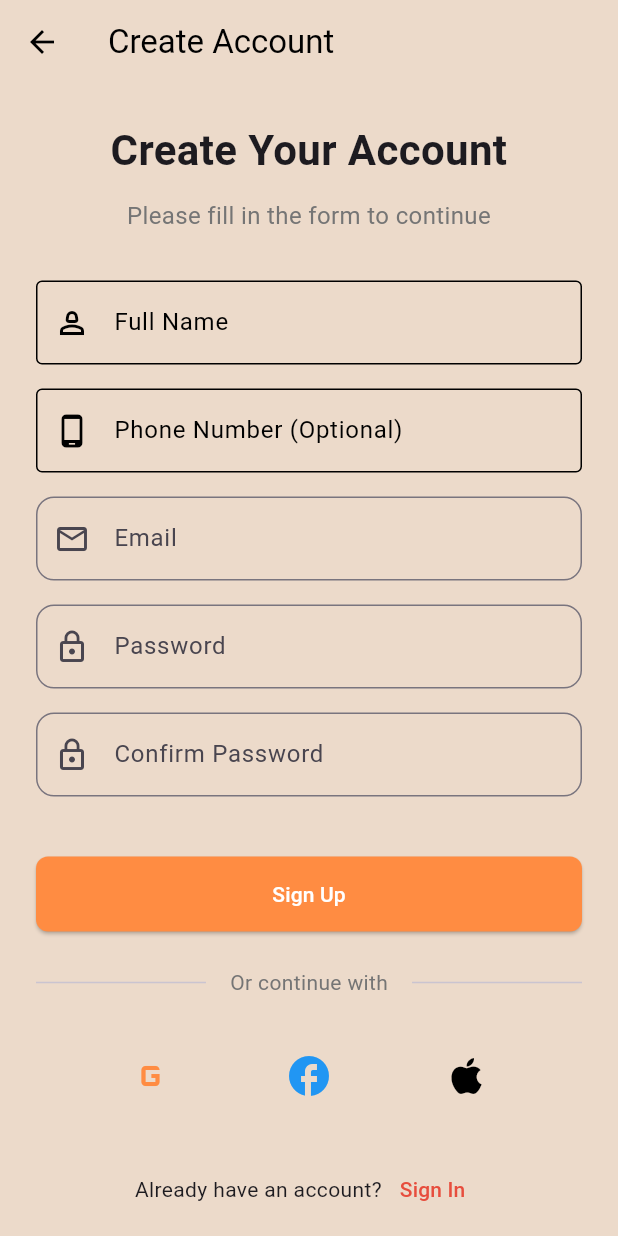
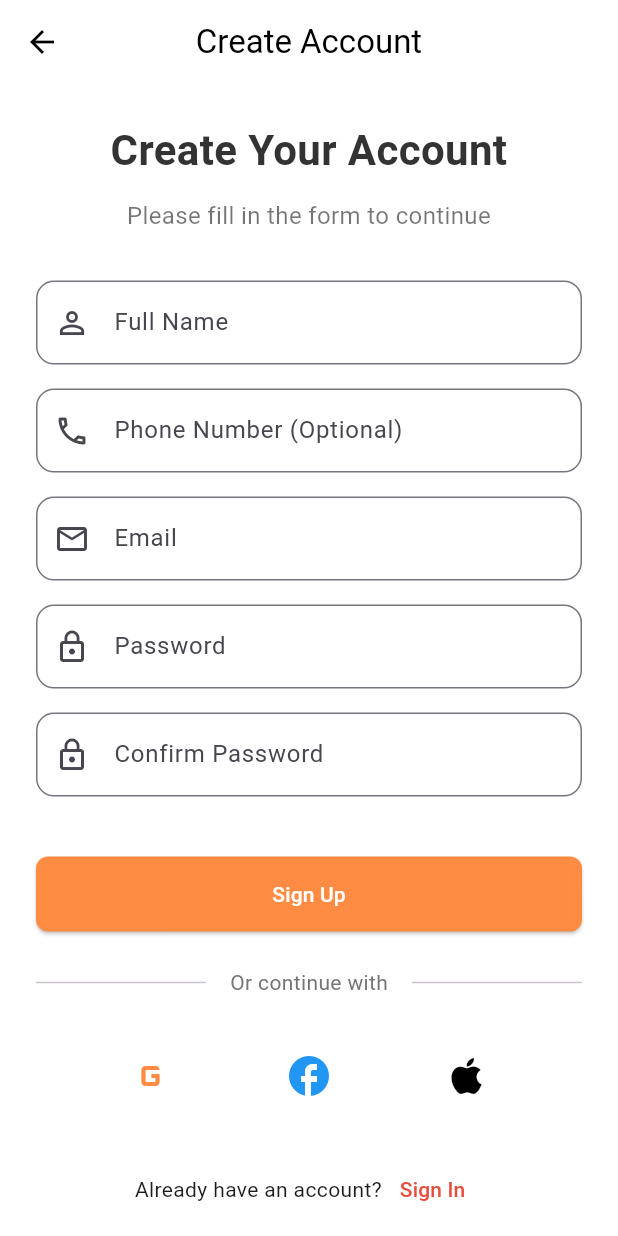
Before and after one commit to chamithharshamal/PetWell-Mobile_Application, a Flutter app: the SignUpScreen screen opened directly, on a phone screen of 412 x 824 dp. Run offline on Flutter 3.47's test engine with Material 3 defaults, Android fonts, the phone set to English and light mode, and no system bars; our stand-ins replace carousel_slider, cloud_firestore, firebase_auth, firebase_core, google_sign_in, sign_in_with_apple; missing offline and left inert: flutter_facebook_auth; accounts and stored records are empty.

Commit message:
Update signup_screen.dart

```diff
--- a/petwell/lib/features/auth/screens/signup_screen.dart
+++ b/petwell/lib/features/auth/screens/signup_screen.dart
@@ -3,7 +3,6 @@ import 'package:firebase_auth/firebase_auth.dart';
 import 'package:flutter/material.dart';
 import '../widgets/auth_form.dart';
 import '../../home/home_screen.dart';
-import 'start_page.dart';
 
 class SignUpScreen extends StatefulWidget {
   const SignUpScreen({super.key});
@@ -27,20 +26,20 @@ class _SignUpScreenState extends State<SignUpScreen> {
   @override
   Widget build(BuildContext context) {
     return Scaffold(
-      backgroundColor: const Color(0xFFecdaca),
+      backgroundColor: const Color.fromARGB(255, 255, 255, 255),
       appBar: AppBar(
+        backgroundColor: Colors.transparent,
         elevation: 0,
-        backgroundColor: Colors.transparent,
         iconTheme: const IconThemeData(color: Colors.black),
         title: const Text(
           'Create Account',
           style: TextStyle(color: Colors.black),
         ),
+        centerTitle: true,
       ),
       body: SafeArea(
         child: Center(
           child: SingleChildScrollView(
-            child: Padding(
             padding: const EdgeInsets.all(24.0),
             child: Column(
               mainAxisAlignment: MainAxisAlignment.center,
@@ -49,96 +48,100 @@ class _SignUpScreenState extends State<SignUpScreen> {
                 const Text(
                   'Create Your Account',
                   textAlign: TextAlign.center,
-                    style: TextStyle(fontSize: 28, fontWeight: FontWeight.bold),
+                  style: TextStyle(
+                    fontSize: 28,
+                    fontWeight: FontWeight.bold,
+                    color: Color(0xFF333333),
+                  ),
                 ),
                 const SizedBox(height: 12),
-                  Text(
+                const Text(
                   'Please fill in the form to continue',
                   textAlign: TextAlign.center,
-                    style: TextStyle(fontSize: 16, color: Colors.grey[600]),
+                  style: TextStyle(
+                    fontSize: 16,
+                    color: Colors.black54,
+                  ),
                 ),
                 const SizedBox(height: 32),
+
+                // Name Field
                 TextFormField(
                   controller: _nameController,
-                    decoration: const InputDecoration(
+                  enabled: !_isLoading,
+                  decoration: InputDecoration(
                     labelText: 'Full Name',
-                      labelStyle: TextStyle(color: Colors.black),
-                      prefixIcon: Icon(
-                        Icons.person_2_outlined,
-                        color: Colors.black,
-                      ),
-                      border: OutlineInputBorder(),
-                      enabledBorder: OutlineInputBorder(
-                        borderSide: BorderSide(color: Colors.black),
+                    hintText: 'John Doe',
+                    prefixIcon: const Icon(Icons.person_outline),
+                    border: OutlineInputBorder(
+                      borderRadius: BorderRadius.circular(12),
                     ),
                     focusedBorder: OutlineInputBorder(
-                        borderSide: BorderSide(color: Colors.black, width: 2),
+                      borderSide: BorderSide(
+                          color: const Color(0xFFe74d3d), width: 2),
+                      borderRadius: BorderRadius.circular(12),
                     ),
                   ),
-                    enabled: !_isLoading,
-                    validator: (value) {
-                      if (value == null || value.isEmpty) {
-                        return 'Please enter your name';
-                      }
-                      return null;
-                    },
                 ),
+
                 const SizedBox(height: 16),
+
+                // Phone Field (Optional)
                 TextFormField(
                   controller: _phoneController,
-                    decoration: const InputDecoration(
+                  enabled: !_isLoading,
+                  decoration: InputDecoration(
                     labelText: 'Phone Number (Optional)',
-                      labelStyle: TextStyle(color: Colors.black),
-                      prefixIcon: Icon(
-                        Icons.phone_android_outlined,
-                        color: Colors.black,
-                      ),
-                      border: OutlineInputBorder(),
-                      enabledBorder: OutlineInputBorder(
-                        borderSide: BorderSide(color: Colors.black),
+                    hintText: '+1 234 567 890',
+                    prefixIcon: const Icon(Icons.phone_outlined),
+                    border: OutlineInputBorder(
+                      borderRadius: BorderRadius.circular(12),
                     ),
                     focusedBorder: OutlineInputBorder(
-                        borderSide: BorderSide(color: Colors.black, width: 2),
+                      borderSide: BorderSide(
+                          color: const Color(0xFFe74d3d), width: 2),
+                      borderRadius: BorderRadius.circular(12),
                     ),
                   ),
                   keyboardType: TextInputType.phone,
-                    enabled: !_isLoading,
                 ),
+
                 const SizedBox(height: 16),
+
+                // Auth Form (Email + Password)
                 AuthForm(
                   isSignIn: false,
                   isLoading: _isLoading,
                   onSubmit: (email, password) async {
                     if (_nameController.text.isEmpty) {
-                        ScaffoldMessenger.of(context).showSnackBar(
-                          const SnackBar(
+                      ScaffoldMessenger.of(context).showSnackBar(const SnackBar(
                         content: Text('Please enter your name'),
-                          ),
-                        );
+                      ));
                       return;
                     }
+
                     setState(() {
                       _isLoading = true;
                     });
+
                     try {
-                        final userCredential = await FirebaseAuth.instance
-                            .createUserWithEmailAndPassword(
+                      final userCredential =
+                          await FirebaseAuth.instance.createUserWithEmailAndPassword(
                         email: email,
                         password: password,
                       );
+
                       await FirebaseFirestore.instance
                           .collection('users')
                           .doc(userCredential.user!.uid)
                           .set({
+                        'name': _nameController.text.trim(),
                         'email': email,
-                              'name': _nameController.text.trim(),
-                              'phoneNumber':
-                                  _phoneController.text.trim().isEmpty
-                                      ? null
-                                      : _phoneController.text.trim(),
-                              'createdAt': FieldValue.serverTimestamp(),
-                              'isAdmin': false, // Default to false
+                        'phone': _phoneController.text.trim(),
+                        'isAdmin': false,
+                        'createdAt': DateTime.now(),
                       });
+
                       Navigator.pushReplacement(
                         context,
                         MaterialPageRoute(
@@ -146,11 +149,9 @@ class _SignUpScreenState extends State<SignUpScreen> {
                         ),
                       );
                     } on FirebaseAuthException catch (e) {
-                        ScaffoldMessenger.of(context).showSnackBar(
-                          SnackBar(
+                      ScaffoldMessenger.of(context).showSnackBar(SnackBar(
                         content: Text(e.message ?? 'Sign-up failed'),
-                          ),
-                        );
+                      ));
                     } finally {
                       setState(() {
                         _isLoading = false;
@@ -158,21 +159,23 @@ class _SignUpScreenState extends State<SignUpScreen> {
                     }
                   },
                 ),
+
                 const SizedBox(height: 24),
+
+                // Already have account?
                 Row(
                   mainAxisAlignment: MainAxisAlignment.center,
                   children: [
                     const Text("Already have an account?"),
                     TextButton(
-                        onPressed:
-                            _isLoading
+                      onPressed: _isLoading
                           ? null
                           : () {
                               Navigator.pop(context);
                             },
                       child: const Text(
                         'Sign In',
-                          style: TextStyle(color: Color(0xFFE74D3D)),
+                        style: TextStyle(color: Color(0xFFe74d3d)),
                       ),
                     ),
                   ],
@@ -182,7 +185,6 @@ class _SignUpScreenState extends State<SignUpScreen> {
           ),
         ),
       ),
-      ),
     );
   }
 }
```
Lines whose indentation alone changed are shown as unchanged.
